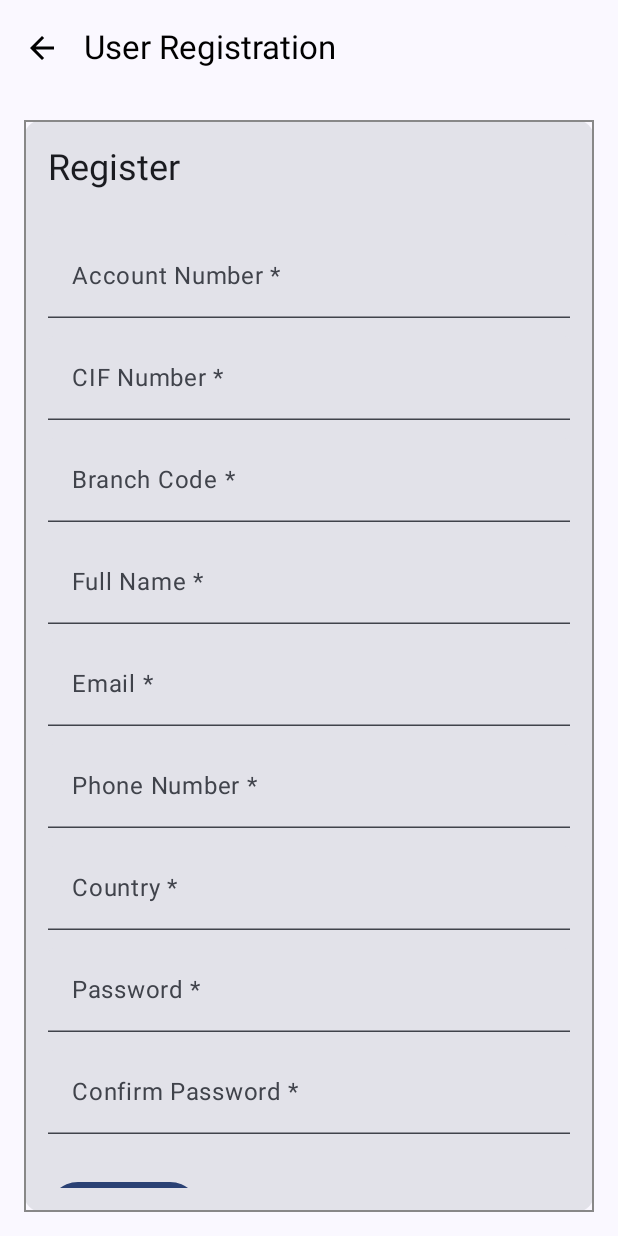
After one commit to Sagarika-CUCSIT/BankingApp1, an Android app built with Jetpack Compose: the composable UserRegistration shown on its own in the app's theme, on a phone screen of 412 x 824 dp. The commit adds this screen. Run offline under Robolectric (Android 15) with nearby library versions, the phone set to English and light mode, and no system bars.

Commit message:
Update-2 30/08/2024->Payment Page Added, User Registration Page Added

```diff
--- a/BankingApp/app/src/main/java/com/example/bankingapp/Account.kt
+++ b/BankingApp/app/src/main/java/com/example/bankingapp/Account.kt
@@ -115,7 +115,7 @@ fun AccountHomeView(navController: NavController) {
                     horizontalAlignment = Alignment.CenterHorizontally,
                     verticalArrangement = Arrangement.Center
                 ) {
-                    val boxSize = 100.dp
+                    val boxSize = 120.dp
                     val buttonModifier = Modifier
                         .size(boxSize)
                         .border(1.dp, Color.Black)
--- a/BankingApp/app/src/main/java/com/example/bankingapp/Loan.kt
+++ b/BankingApp/app/src/main/java/com/example/bankingapp/Loan.kt
@@ -28,7 +28,7 @@ import androidx.navigation.compose.rememberNavController
 @Composable
 fun Loan(navController: NavController) {
     Scaffold(topBar = {
-        AppBarView(title = "Account Balance") //AppBarView() is defined in AppBarSyntax
+        AppBarView(title = "Loan") //AppBarView() is defined in AppBarSyntax
         { navController.navigateUp() }
     })
     {
--- /dev/null
+++ b/BankingApp/app/src/main/java/com/example/bankingapp/UserRegistration.kt
@@ -0,0 +1,175 @@
+import androidx.compose.foundation.BorderStroke
+import androidx.compose.foundation.border
+import androidx.compose.foundation.layout.*
+import androidx.compose.foundation.lazy.LazyColumn
+import androidx.compose.foundation.text.KeyboardOptions
+import androidx.compose.material3.*
+import androidx.compose.runtime.*
+import androidx.compose.ui.Alignment
+import androidx.compose.ui.Modifier
+import androidx.compose.ui.graphics.Color
+import androidx.compose.ui.text.input.KeyboardType
+import androidx.compose.ui.text.input.PasswordVisualTransformation
+import androidx.compose.ui.tooling.preview.Preview
+import androidx.compose.ui.unit.dp
+import androidx.navigation.NavController
+import androidx.navigation.compose.rememberNavController
+import com.example.bankingapp.AppBarView
+
+@Composable
+fun UserRegistration(navController: NavController) {
+    var accountNumber by remember { mutableStateOf("") }
+    var fullName by remember { mutableStateOf("") }
+    var email by remember { mutableStateOf("") }
+    var phoneNumber by remember { mutableStateOf("") }
+    var password by remember { mutableStateOf("") }
+    var confirmPassword by remember { mutableStateOf("") }
+    var cifNumber by remember { mutableStateOf("") }
+    var branchCode by remember { mutableStateOf("") }
+    var country by remember { mutableStateOf("") }
+
+    Scaffold(topBar = {
+        AppBarView(title = "User Registration")
+        { navController.navigateUp() }
+    }) {
+        Column(
+            modifier = Modifier.padding(it)
+                .wrapContentSize(),
+            horizontalAlignment = Alignment.CenterHorizontally,
+            verticalArrangement = Arrangement.Center
+        ) {
+            Card(
+                modifier = Modifier
+                    .fillMaxWidth()
+                    .padding(16.dp)
+                    .border(
+                        BorderStroke(
+                            1.dp,
+                            Color.Gray
+                        )
+                    ) // Optional: Border for better visibility
+            ) {
+                LazyColumn(
+                    modifier = Modifier
+                        .padding(16.dp)
+                        .fillMaxSize(),
+                    verticalArrangement = Arrangement.spacedBy(12.dp)
+                ) {
+                    item {
+                        Text(
+                            text = "Register",
+                            style = MaterialTheme.typography.headlineSmall,
+                            modifier = Modifier.padding(bottom = 16.dp)
+                        )
+                    }
+
+                    item {
+                        TextField(
+                            value = accountNumber,
+                            onValueChange = { accountNumber = it },
+                            label = { Text("Account Number *") },
+                            modifier = Modifier.fillMaxWidth(),
+                            keyboardOptions = KeyboardOptions.Default.copy(keyboardType = KeyboardType.Number)
+                        )
+                    }
+
+                    item {
+                        TextField(
+                            value = cifNumber,
+                            onValueChange = { cifNumber = it },
+                            label = { Text("CIF Number *") },
+                            modifier = Modifier.fillMaxWidth(),
+                            keyboardOptions = KeyboardOptions.Default.copy(keyboardType = KeyboardType.Number)
+                        )
+                    }
+
+                    item {
+                        TextField(
+                            value = branchCode,
+                            onValueChange = { branchCode = it },
+                            label = { Text("Branch Code *") },
+                            modifier = Modifier.fillMaxWidth(),
+                            keyboardOptions = KeyboardOptions.Default.copy(keyboardType = KeyboardType.Number)
+                        )
+                    }
+
+                    item {
+                        TextField(
+                            value = fullName,
+                            onValueChange = { fullName = it },
+                            label = { Text("Full Name *") },
+                            modifier = Modifier.fillMaxWidth()
+                        )
+                    }
+
+                    item {
+                        TextField(
+                            value = email,
+                            onValueChange = { email = it },
+                            label = { Text("Email *") },
+                            modifier = Modifier.fillMaxWidth(),
+                            keyboardOptions = KeyboardOptions.Default.copy(keyboardType = KeyboardType.Email)
+                        )
+                    }
+
+                    item {
+                        TextField(
+                            value = phoneNumber,
+                            onValueChange = { phoneNumber = it },
+                            label = { Text("Phone Number *") },
+                            modifier = Modifier.fillMaxWidth(),
+                            keyboardOptions = KeyboardOptions.Default.copy(keyboardType = KeyboardType.Phone)
+                        )
+                    }
+
+                    item {
+                        TextField(
+                            value = country,
+                            onValueChange = { country = it },
+                            label = { Text("Country *") },
+                            modifier = Modifier.fillMaxWidth()
+                        )
+                    }
+
+                    item {
+                        TextField(
+                            value = password,
+                            onValueChange = { password = it },
+                            label = { Text("Password *") },
+                            visualTransformation = PasswordVisualTransformation(),
+                            modifier = Modifier.fillMaxWidth()
+                        )
+                    }
+
+                    item {
+                        TextField(
+                            value = confirmPassword,
+                            onValueChange = { confirmPassword = it },
+                            label = { Text("Confirm Password *") },
+                            visualTransformation = PasswordVisualTransformation(),
+                            modifier = Modifier.fillMaxWidth()
+                        )
+                    }
+
+                    item {
+                        Button(
+                            onClick = {
+                                // Handle registration logic here
+                                //navController.navigate(Screen.AccountHomeView.route)
+                            },
+                            modifier = Modifier.align(Alignment.End).padding(top = 16.dp)
+                        ) {
+                            Text("Register")
+                        }
+                    }
+                }
+            }
+        }
+    }
+}
+@Preview
+@Composable
+fun RegistrationPreview() {
+    val navController = rememberNavController()
+    UserRegistration(navController = navController)
+}
```
Also changed, not shown: BankingApp/app/src/main/java/com/example/bankingapp/Deposit.kt (added, +93 -0 lines), BankingApp/app/src/main/java/com/example/bankingapp/HomeView.kt (+35 -3 lines), BankingApp/app/src/main/java/com/example/bankingapp/Navigation.kt (+11 -0 lines), BankingApp/app/src/main/java/com/example/bankingapp/Pay.kt (added, +95 -0 lines), BankingApp/app/src/main/java/com/example/bankingapp/QuickTransfer.kt (added, +9 -0 lines), BankingApp/app/src/main/java/com/example/bankingapp/Screen.kt (+6 -3 lines).
